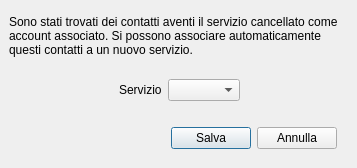
Before: the Qt Designer form cambiaaccount.ui in freesmee/freesmee-desktop, drawn with Qt 5.
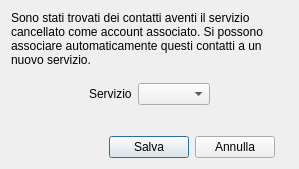
After: the same form once the commit is applied. Icons and pictures are not drawn.

Commit message:
- Aggiornato services interno - aggiornata icona invio multiplo - spostato il "pulisci tutti i campi" nel nuovo menu multifunzione - Risolto bug sulla lettura del file stats.xml - Sistemato layout della finestrella "cambia account" (il posizionamento dei widget non era dinamico rispetto al resize) (si potrebbe perà rendere la dimensione della finestrella fissa?)
extra : convert_revision : svn%3A7363d3a4-9750-e393-0ab5-40250ee986cf/trunk%4047

The edit to the form file:
```diff
--- a/cambiaaccount.ui
+++ b/cambiaaccount.ui
@@ -6,8 +6,8 @@
    <rect>
     <x>0</x>
     <y>0</y>
-    <width>357</width>
-    <height>168</height>
+    <width>299</width>
+    <height>169</height>
    </rect>
   </property>
   <property name="windowTitle">
@@ -17,15 +17,8 @@
    <iconset resource="resources.qrc">
     <normaloff>:/resource/jacksms_logo_medium_light.png</normaloff>:/resource/jacksms_logo_medium_light.png</iconset>
   </property>
-  <widget class="QWidget" name="verticalLayoutWidget">
-   <property name="geometry">
-    <rect>
-     <x>9</x>
-     <y>9</y>
-     <width>341</width>
-     <height>156</height>
-    </rect>
-   </property>
+  <layout class="QHBoxLayout" name="horizontalLayout_3">
+   <item>
    <layout class="QVBoxLayout" name="verticalLayout">
     <item>
      <layout class="QVBoxLayout" name="verticalLayout_3">
@@ -118,7 +111,7 @@
        <enum>Qt::Vertical</enum>
       </property>
       <property name="sizeType">
-       <enum>QSizePolicy::Fixed</enum>
+        <enum>QSizePolicy::Expanding</enum>
       </property>
       <property name="sizeHint" stdset="0">
        <size>
@@ -178,7 +171,8 @@
      </layout>
     </item>
    </layout>
-  </widget>
+   </item>
+  </layout>
  </widget>
  <tabstops>
   <tabstop>comboaccount</tabstop>
```
Lines whose indentation alone changed are shown as unchanged. The commit also changes 8 other files.
